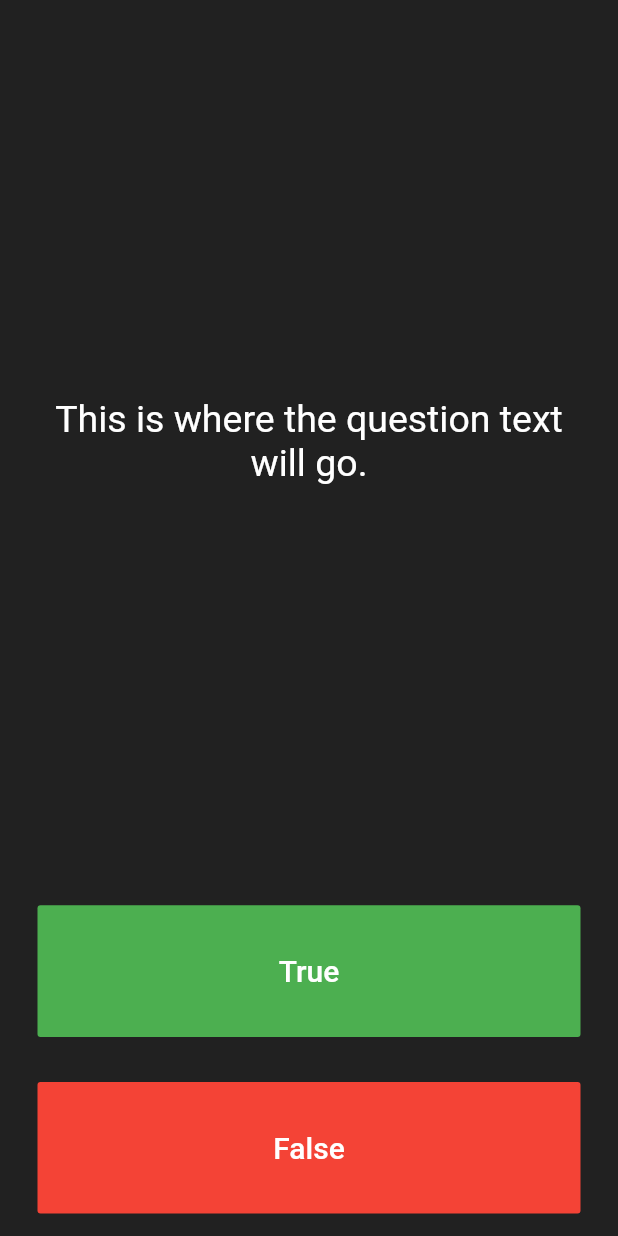
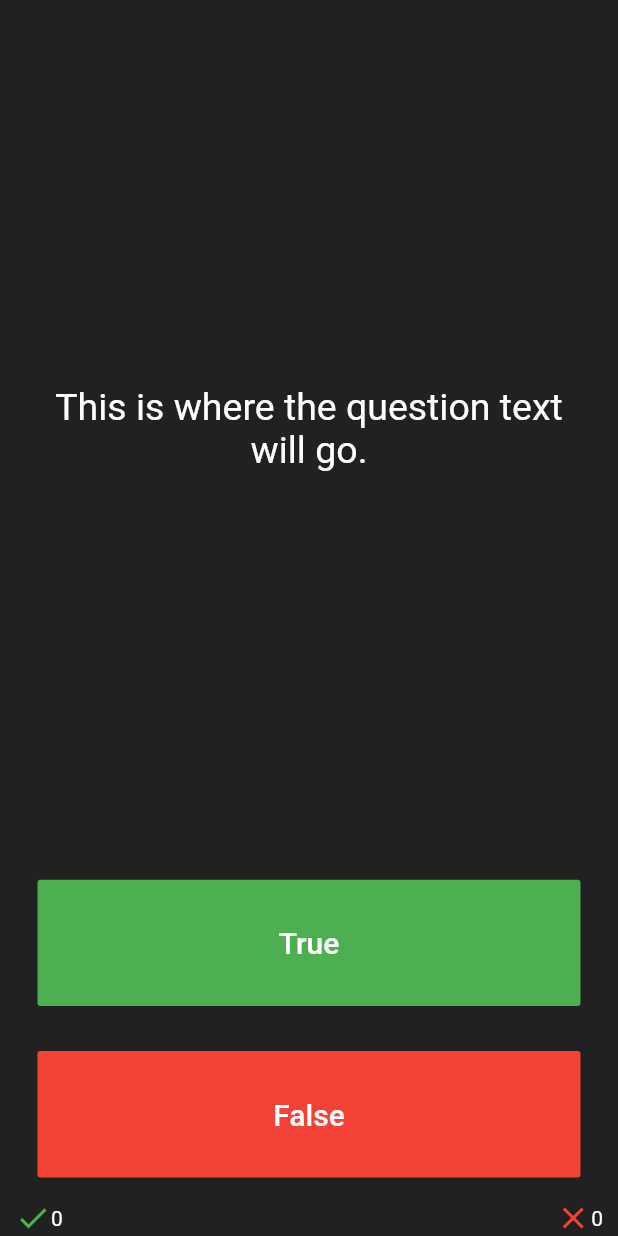
Before and after one commit to ashish051321/QuizzlerAppFlutter, a Flutter app: the screen it shows after launch, on a phone screen of 412 x 824 dp. Run offline on Flutter 3.47's test engine with Material 2 defaults, Android fonts, the phone set to English and light mode, and no system bars.

Commit message:
Added basic layout and logic for Score Keeper

```diff
--- a/lib/main.dart
+++ b/lib/main.dart
@@ -8,6 +8,7 @@ class Quizzler extends StatelessWidget {
     return MaterialApp(
       home: Scaffold(
         backgroundColor: Colors.grey.shade900,
+        // appBar: AppBar(title: Text('Quizzler App'),),
         body: SafeArea(
           child: Padding(
             padding: EdgeInsets.symmetric(horizontal: 10.0),
@@ -23,6 +24,10 @@ class QuizPage extends StatefulWidget {
   @override
   _QuizPageState createState() => _QuizPageState();
 }
+
+List<String> listOfQuestions = [];
+int trueScore = 0;
+int falseScore = 0;
 
 class _QuizPageState extends State<QuizPage> {
   @override
@@ -61,7 +66,10 @@ class _QuizPageState extends State<QuizPage> {
                 ),
               ),
               onPressed: () {
-                //The user picked true.
+                setState(() {
+                  // When someone presses TRUE
+                  trueScore++;
+                });
               },
             ),
           ),
@@ -80,11 +88,20 @@ class _QuizPageState extends State<QuizPage> {
               ),
               onPressed: () {
                 //The user picked false.
+                setState((){
+                  falseScore++;
+                });
               },
             ),
           ),
         ),
-        //TODO: Add a Row here as your score keeper
+        Row(// This is my score keeper
+          mainAxisAlignment: MainAxisAlignment.spaceBetween,
+          children: <Widget>[
+            Expanded(child: Row(children:[Icon(Icons.check,color: Colors.green),Text('${trueScore}', style: TextStyle(color: Colors.white),),],),),
+            Expanded(child: Row(mainAxisAlignment:MainAxisAlignment.end ,children:[Icon(Icons.close,color: Colors.red),Text('${falseScore}', style: TextStyle(color: Colors.white),),],),),
+          ],
+        ),
       ],
     );
   }
```
